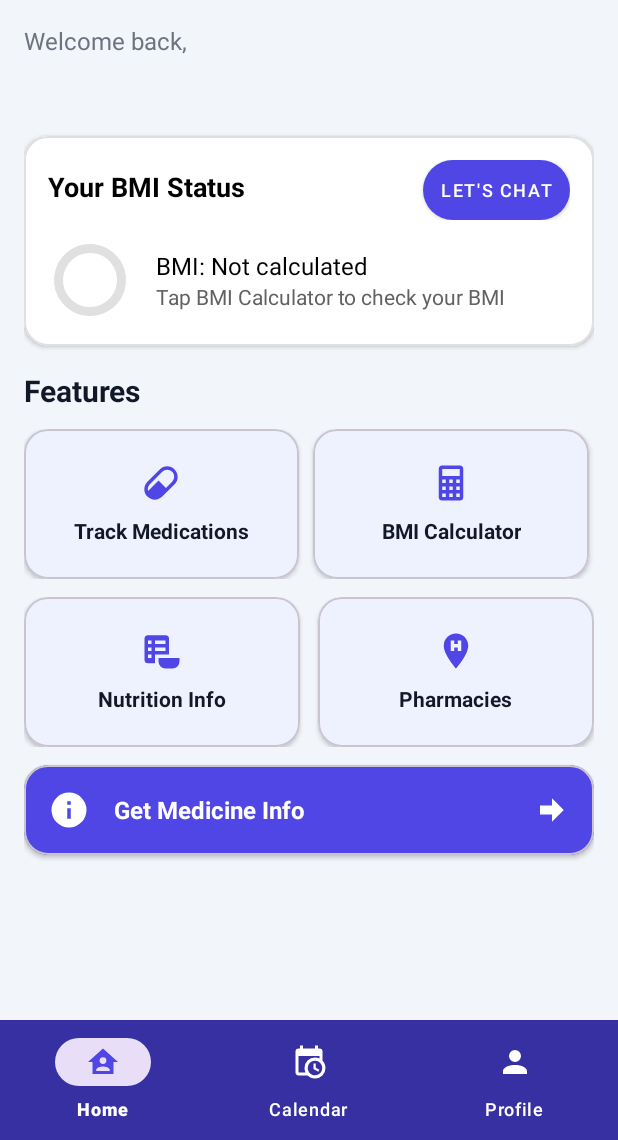
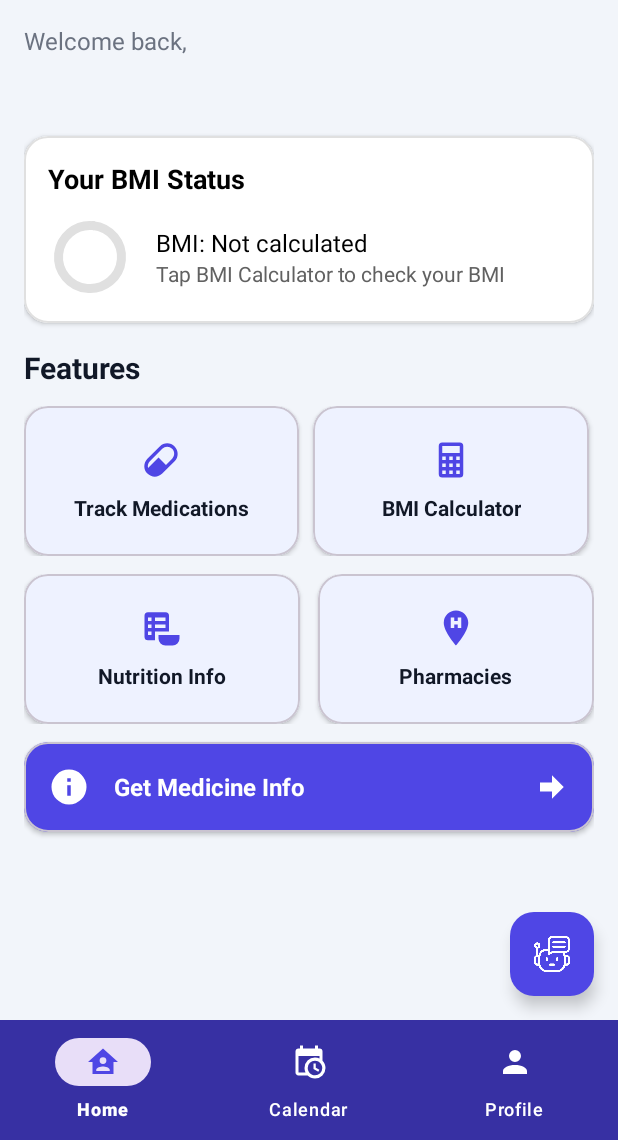
Before and after one commit to syed-muhammad-usman-zafar/MediTrack-SE, an Android app: the screen it shows after launch once a user with an empty profile is signed in (MainActivity), on a phone screen of 412 x 824 dp, the part 96-1236 px from its top. Run offline under Robolectric (Android 15) with nearby library versions, the light colour scheme and no system bars; our stand-ins replace Firebase (no records; nobody signed in at launch, a user with empty details on screens opened directly).

Commit message:
Added FAB for chatbot

```diff
--- a/app/src/main/java/com/usmanzafar/meditrack/MainActivity.java
+++ b/app/src/main/java/com/usmanzafar/meditrack/MainActivity.java
@@ -6,7 +6,6 @@ import android.os.Bundle;
 import android.util.Log;
 import android.view.Menu;
 import android.view.MenuItem;
-import android.widget.Button;
 import android.widget.TextView;
 import android.widget.Toast;
 
@@ -19,6 +18,7 @@ import androidx.core.view.ViewCompat;
 import androidx.core.graphics.Insets;
 import androidx.core.view.WindowInsetsCompat;
 import com.google.android.material.card.MaterialCardView;
+import com.google.android.material.floatingactionbutton.FloatingActionButton; // Add this import
 import com.google.android.material.progressindicator.CircularProgressIndicator;
 import com.google.firebase.auth.FirebaseAuth;
 import com.google.firebase.auth.FirebaseUser;
@@ -31,7 +31,7 @@ public class MainActivity extends AppCompatActivity {
     private TextView bmiValueTextView;
     private TextView bmiStatusTextView;
     private CircularProgressIndicator bmiIndicator;
-    private Button chatapp;
+    private FloatingActionButton chatFab; // Change from Button to FloatingActionButton
 
     @Override
     protected void onCreate(Bundle savedInstanceState) {
@@ -45,7 +45,7 @@ public class MainActivity extends AppCompatActivity {
         userNameTextView = findViewById(R.id.user_name);
         bmiValueTextView = findViewById(R.id.bmi_value);
         bmiStatusTextView = findViewById(R.id.bmi_status);
-        chatapp=findViewById(R.id.chat_app);
+        chatFab = findViewById(R.id.chat_app); // Use the correct ID from your XML
 
         //circle indicator intializer
         bmiIndicator = findViewById(R.id.bmi_indicator);
@@ -84,11 +84,7 @@ public class MainActivity extends AppCompatActivity {
             }else if (id == R.id.nav_profile) {
                 intent = new Intent(MainActivity.this, UserProfileActivity.class);
             }
-            else if(id == R.id.chat_app)
-            {
-                intent = new Intent(MainActivity.this,Chatgpt.class);
-
-            }
+            // Remove chat_app from bottom navigation handling since it's now a FAB
 
             if (intent != null) {
                 intent.setFlags(Intent.FLAG_ACTIVITY_REORDER_TO_FRONT); // <--- smoother transition
@@ -229,10 +225,12 @@ public class MainActivity extends AppCompatActivity {
             startActivity(intent);
         });
 
-        chatapp.setOnClickListener(v->{
-           Intent intent = new Intent(MainActivity.this,Chatgpt.class);
+        // Set up chat FAB click listener correctly
+        chatFab.setOnClickListener(v -> {
+            Intent intent = new Intent(MainActivity.this, Chatgpt.class);
             startActivity(intent);
         });
+
         MaterialCardView trackingCardView = findViewById(R.id.card_track_medications);
         trackingCardView.setOnClickListener(v -> {
             Intent intent = new Intent(MainActivity.this, TrackMedicationsActivity.class);
@@ -244,7 +242,5 @@ public class MainActivity extends AppCompatActivity {
             Intent intent = new Intent(MainActivity.this, Pill_InfoActivity.class);
             startActivity(intent);
         });
-
-
     }
 }
--- a/app/src/main/res/layout/activity_main.xml
+++ b/app/src/main/res/layout/activity_main.xml
@@ -20,14 +20,16 @@
         app:titleTextColor="@color/white"
         android:elevation="4dp"/>
 
+    <!-- Main Content Area with CoordinatorLayout to position FAB -->
+    <androidx.coordinatorlayout.widget.CoordinatorLayout
+        android:layout_width="match_parent"
+        android:layout_height="0dp"
+        android:layout_weight="1">
 
-    <!-- Main Content Area -->
         <ScrollView
             android:layout_width="match_parent"
-        android:layout_height="0dp"
-        android:layout_weight="1"
+            android:layout_height="match_parent"
             android:fillViewport="true">
-
 
             <LinearLayout
                 android:layout_width="match_parent"
@@ -55,7 +57,7 @@
                     android:textStyle="bold"
                     android:layout_marginBottom="16dp"/>
 
-            <!-- BMI Status Card (Replacing Medication Overview Card) -->
+                <!-- BMI Status Card (Removing "Let's Chat" button) -->
                 <com.google.android.material.card.MaterialCardView
                     android:layout_width="match_parent"
                     android:layout_height="wrap_content"
@@ -72,34 +74,14 @@
                         android:orientation="vertical"
                         android:padding="16dp">
 
-                    <LinearLayout
+                        <TextView
                             android:layout_width="match_parent"
                             android:layout_height="wrap_content"
-                        android:orientation="horizontal"
-                        android:layout_marginBottom="12dp">
-
-                        <TextView
-                            android:layout_width="0dp"
-                            android:layout_height="wrap_content"
-                            android:layout_weight="1"
                             android:text="Your BMI Status"
                             android:textSize="18sp"
                             android:textStyle="bold"
-                            android:textColor="#000000"/>
-
-                        <com.google.android.material.button.MaterialButton
-                            android:id="@+id/chat_app"
-                            android:layout_width="wrap_content"
-                            android:layout_height="40dp"
-                            android:text="Let's Chat"
-                            android:textSize="12sp"
-                            app:cornerRadius="20dp"
-                            android:paddingHorizontal="12dp"
-                            android:minWidth="0dp"
-                            android:insetTop="0dp"
-                            android:insetBottom="0dp"
-                            style="@style/Widget.MaterialComponents.Button"/>
-                    </LinearLayout>
+                            android:textColor="#000000"
+                            android:layout_marginBottom="12dp"/>
 
                         <LinearLayout
                             android:layout_width="match_parent"
@@ -366,10 +348,25 @@
                     </LinearLayout>
                 </com.google.android.material.card.MaterialCardView>
 
-
             </LinearLayout>
         </ScrollView>
 
+        <!-- Floating Action Button for Chat -->
+        <com.google.android.material.floatingactionbutton.FloatingActionButton
+            android:id="@+id/chat_app"
+            android:layout_width="wrap_content"
+            android:layout_height="wrap_content"
+            android:layout_gravity="bottom|end"
+            android:layout_margin="16dp"
+            android:contentDescription="Open chat assistant"
+            android:src="@drawable/ic_chat"
+            app:backgroundTint="@color/primary_color"
+            app:borderWidth="0dp"
+            app:elevation="6dp"
+            app:fabSize="normal"
+            app:tint="@color/white"/>
+
+    </androidx.coordinatorlayout.widget.CoordinatorLayout>
 
     <!-- Bottom Navigation -->
     <com.google.android.material.bottomnavigation.BottomNavigationView
```
Also changed, not shown: app/src/main/res/drawable/ic_chat.png (added). Lines whose indentation alone changed are shown as unchanged.
